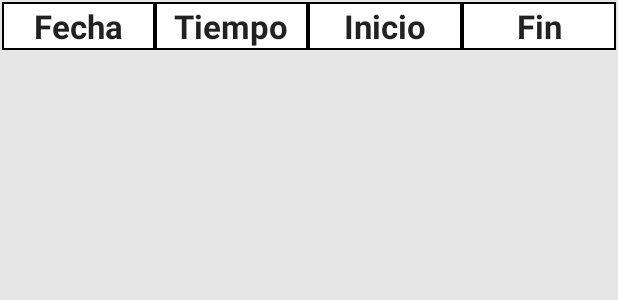
After one commit to andresarangopro/touristApp, an Android app: the layout activity_table.xml on its own in the app's theme, with its tools: preview values and no code run, on a phone screen of 412 x 824 dp. The commit adds this screen. Shown: the top 300 px of the screen. Run offline under Robolectric (Android 15) with nearby library versions, the phone set to English and light mode, and no system bars.

Commit message:
Se organiza items para mostrar pantalla

```diff
--- a/app/src/main/AndroidManifest.xml
+++ b/app/src/main/AndroidManifest.xml
@@ -46,7 +46,8 @@
 
         <activity
             android:name=".MapsActivity"
-            android:label="@string/title_activity_maps"></activity>
+            android:label="@string/title_activity_maps" />
+        <activity android:name=".TableActivity"></activity>
     </application>
 
 </manifest>
--- a/app/src/main/java/com/example/hp/tourist/Activitys/LoginActivity.java
+++ b/app/src/main/java/com/example/hp/tourist/Activitys/LoginActivity.java
@@ -12,6 +12,7 @@ import android.widget.TextView;
 import com.example.hp.tourist.NavigationActivity;
 import com.example.hp.tourist.R;
 import com.example.hp.tourist.Clases.Transacciones;
+import com.example.hp.tourist.TableActivity;
 import com.example.hp.tourist.Util;
 
 public class LoginActivity extends AppCompatActivity implements View.OnClickListener {
@@ -46,6 +47,7 @@ public class LoginActivity extends AppCompatActivity implements View.OnClickList
     @Override
     public void onClick(View view) {
         int v = view.getId();
+        //startActivity(new Intent(getApplicationContext(), TableActivity.class));
         switch (v) {
             case R.id.btnIngresar: {
                 String mail = Util.getTxt(tvMail);
--- a/app/src/main/java/com/example/hp/tourist/LoginActivity.java
+++ b/app/src/main/java/com/example/hp/tourist/LoginActivity.java
@@ -14,6 +14,7 @@ public class LoginActivity extends AppCompatActivity implements View.OnClickList
     protected void onCreate(Bundle savedInstanceState) {
         super.onCreate(savedInstanceState);
         setContentView(R.layout.activity_login);
+
         init();
     }
 
@@ -25,6 +26,7 @@ public class LoginActivity extends AppCompatActivity implements View.OnClickList
     @Override
     public void onClick(View view) {
         int v = view.getId();
+
         switch (v){
             case R.id.btnIngresar:{
                 startActivity(new Intent(getApplicationContext(), MapsActivity.class));
--- /dev/null
+++ b/app/src/main/res/layout/activity_table.xml
@@ -0,0 +1,64 @@
+<TableLayout xmlns:android="http://schemas.android.com/apk/res/android"
+    android:layout_width="fill_parent"
+    android:layout_height="match_parent"
+    android:background="#e6e6e6"
+    android:id="@+id/tvRow">
+    <TableRow
+        android:weightSum="4"
+        android:background="#000000"
+        android:layout_width="match_parent"
+        android:layout_height="0dp"
+        android:layout_margin="1dp">
+
+        <TextView
+            android:layout_weight="1"
+            android:layout_width="0dp"
+            android:layout_height="match_parent"
+            android:textAppearance="?android:attr/textAppearanceLarge"
+            android:text="Fecha"
+            android:layout_margin="1dp"
+            android:layout_column="0"
+            android:background="#FFFFFF"
+            android:textStyle="bold"
+            android:gravity="center"
+            />
+
+        <TextView
+            android:layout_weight="1"
+            android:layout_width="0dp"
+            android:layout_height="match_parent"
+            android:textAppearance="?android:attr/textAppearanceLarge"
+            android:text="Tiempo"
+            android:layout_margin="1dp"
+            android:layout_column="1"
+            android:background="#FFFFFF"
+            android:gravity="center"
+            android:textStyle="bold"
+            />
+        <TextView
+            android:layout_weight="1"
+            android:layout_width="0dp"
+            android:layout_height="match_parent"
+            android:textAppearance="?android:attr/textAppearanceLarge"
+            android:text="Inicio"
+            android:layout_margin="1dp"
+            android:background="#FFFFFF"
+            android:gravity="center"
+            android:textStyle="bold"
+            android:layout_column="2"
+            />
+        <TextView
+            android:layout_weight="1"
+            android:layout_width="0dp"
+            android:layout_height="match_parent"
+            android:textAppearance="?android:attr/textAppearanceLarge"
+            android:text="Fin"
+            android:layout_margin="1dp"
+            android:background="#FFFFFF"
+            android:gravity="center"
+            android:textStyle="bold"
+            android:layout_column="2"
+            />
+    </TableRow>
+
+</TableLayout>
```
Also changed, not shown: app/src/main/java/com/example/hp/tourist/TableActivity.java (added, +52 -0 lines).
